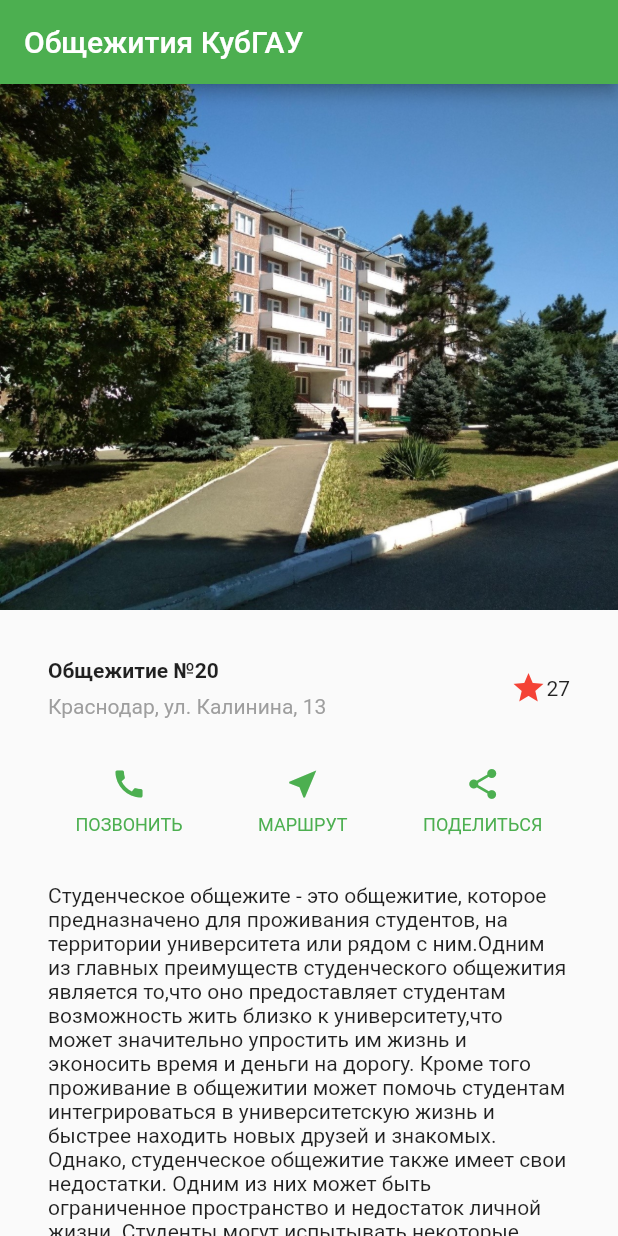
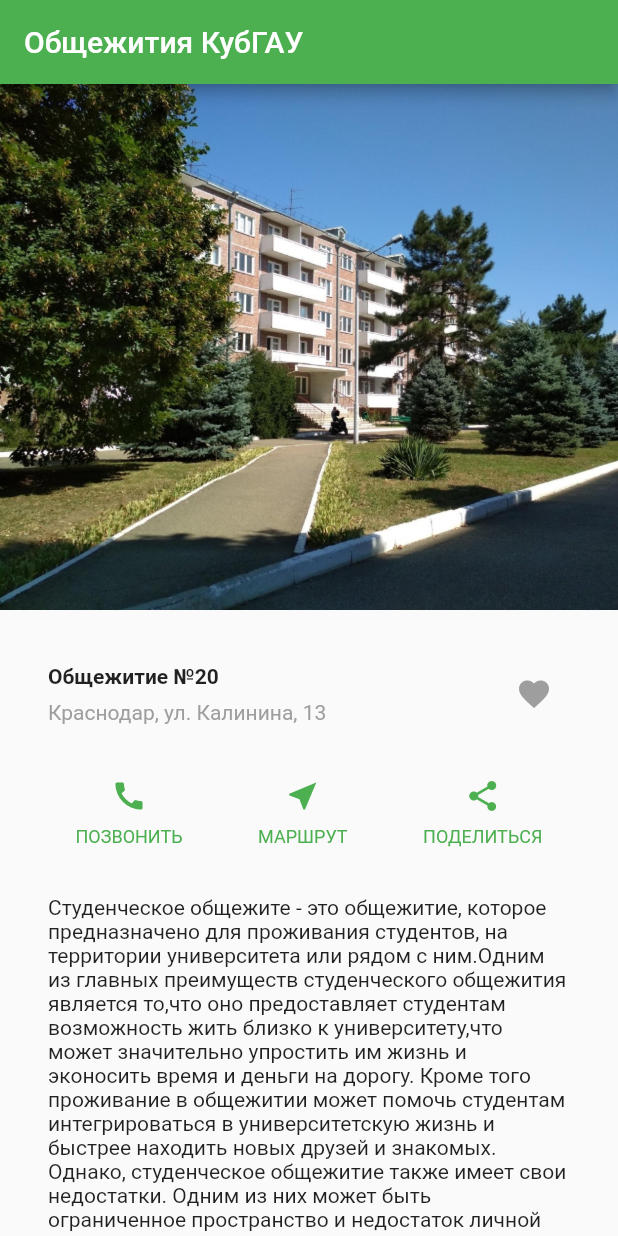
Before and after one commit to Marina3465/IT2001_Kozhukhar, a Flutter app: the screen it shows after launch, on a phone screen of 412 x 824 dp. Run offline on Flutter 3.47's test engine with Material 2 defaults, Android fonts, the phone set to English and light mode, and no system bars.

Commit message:
add button like, but dont work

```diff
--- a/LAB_4/lib/main.dart
+++ b/LAB_4/lib/main.dart
@@ -29,6 +29,19 @@ class MyHomePage extends StatefulWidget {
 }
 
 class _MyHomePageState extends State<MyHomePage> {
+  int _counter = 26;//создание счетчика
+  void _favourCounter() {
+    setState(() { //для регистрации изменений и отображение их на экран
+      if (_counter == 26) {
+        _counter++; //счетчик на +1
+        Colors.red[800];
+      }
+      else {
+        _counter--;
+        Colors.grey[500];
+      }
+    });
+  }
   @override
   Widget build(BuildContext context) {
     Color color = Theme.of(context).primaryColor;
@@ -50,7 +63,12 @@ class _MyHomePageState extends State<MyHomePage> {
             'что может значительно упростить им жизнь и эконосить время и деньги '
             'на дорогу. Кроме того проживание в общежитии может помочь студентам '
             'интегрироваться в университетскую жизнь и быстрее находить новых друзей '
-            'и знакомых. Однако, студенческое общежитие также имеет свои недостатки. Одним из них может быть ограниченное пространство и недостаток личной жизни. Студенты могут испытывать некоторые неудобства, такие как шум и отсутствие личного пространства, когда они проживают с другими людьми в одной комнате или на одном этаже. Кроме того, некоторые студенты могут предпочитать проживание вне общежития, чтобы иметь больше свободы и контроля над своей жизнью.',
+            'и знакомых. Однако, студенческое общежитие также имеет свои недостатки. '
+                'Одним из них может быть ограниченное пространство и недостаток личной жизни. '
+                'Студенты могут испытывать некоторые неудобства, такие как шум и отсутствие личного пространства, '
+                'когда они проживают с другими людьми в одной комнате или на одном этаже. '
+                'Кроме того, некоторые студенты могут предпочитать проживание вне общежития, '
+                'чтобы иметь больше свободы и контроля над своей жизнью.',
 
       ),
     );
@@ -70,6 +88,8 @@ class _MyHomePageState extends State<MyHomePage> {
       )
     );
   }
+
+
 
   @override
   Widget titleSection = Container(
@@ -96,11 +116,15 @@ class _MyHomePageState extends State<MyHomePage> {
             ],
           ),
         ),
-        Icon(
-          Icons.star,
-          color: Colors.red[500],
+        IconButton(
+            icon: Icon(
+              Icons.favorite,
+              color: Colors.grey[500],
+            ),
+            onPressed: (){
+              _favourCounter();
+              },
         ),
-        const Text('27')
       ],
     ),
   );
```
